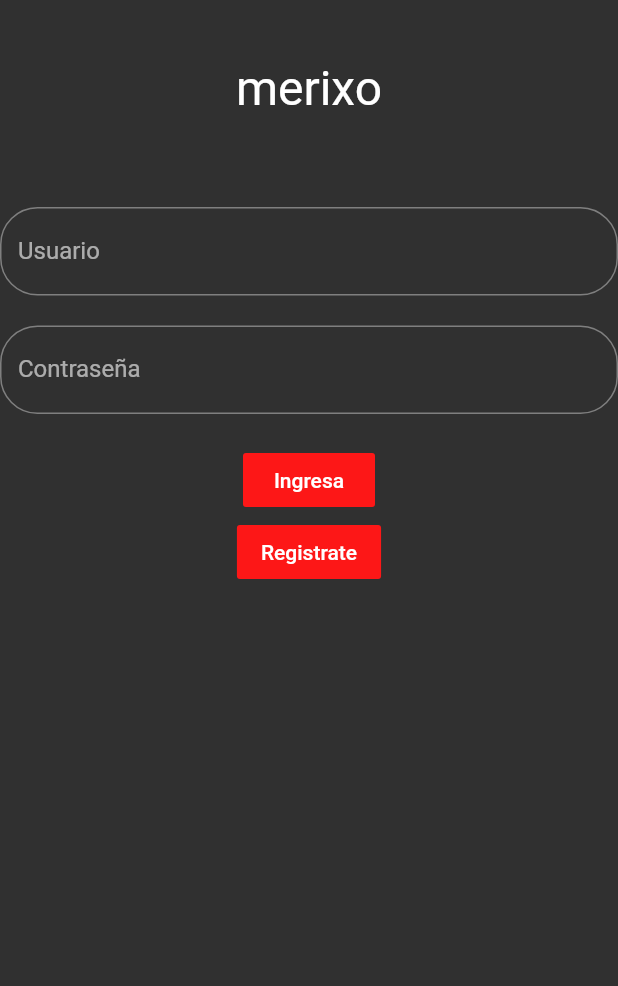
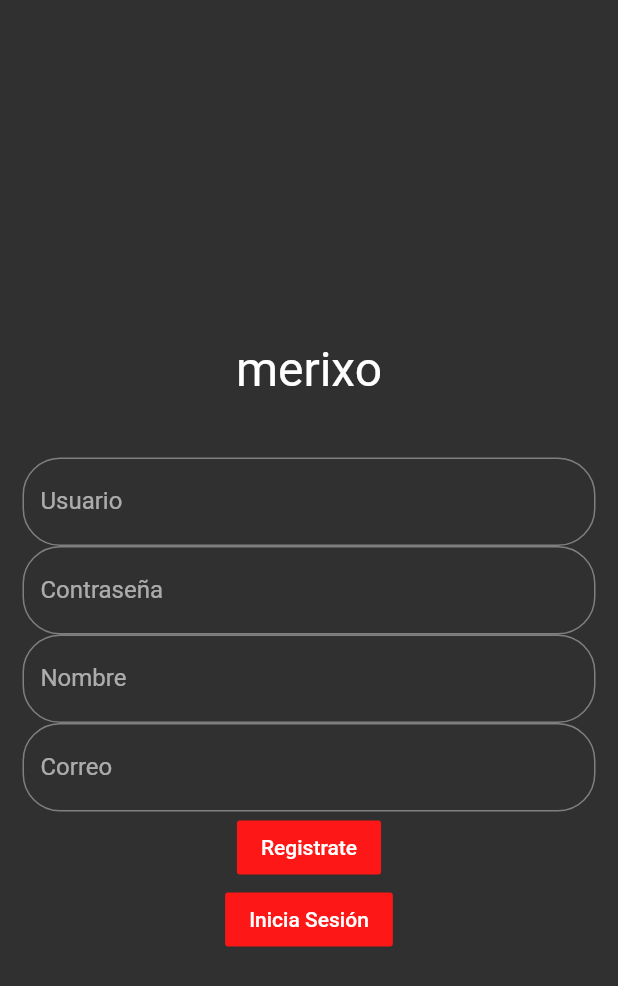
Before and after one commit to slalbertojesus/merixo, a Flutter app: the screen it shows after launch, after a tap on "Ingresa", on a phone screen of 412 x 824 dp. Shown: the top 986 px of the screen. Run offline on Flutter 3.47's test engine with Material 2 defaults, Android fonts, the phone set to English and light mode, and no system bars; Roboto replaces fonts that are missing (GalanoGrotesque, Montserrat, Poppins).

Commit message:
Se añadió ventana para caso de uso Ingresar

```diff
--- a/lib/inicio_sesion.dart
+++ b/lib/inicio_sesion.dart
@@ -1,13 +1,16 @@
 import 'package:flutter/material.dart';
+import 'registro.dart';
+
 
 class InicioSesion extends StatefulWidget {
   InicioSesion({Key key}) : super(key: key);
-
   @override
   _InicioSesionState createState() => new _InicioSesionState();
 }
 
 class _InicioSesionState extends State<InicioSesion> {
+
+
   @override
   Widget build(BuildContext context) {
     return new Scaffold(
@@ -21,36 +24,50 @@ class _InicioSesionState extends State<InicioSesion> {
             style: TextStyle(fontFamily: 'GalanoGrotesque', fontSize: 32)),
       ),
     ),
-          _buildTextField("Usuario"),
-          _buildTextField("Contraseña"),
+    GuiUtils.buildTextField("Usuario"),
+    GuiUtils.buildTextField("Contraseña", "PasswordField"),
     Center(
       child: Column (
           children: <Widget>[
-            _buildButton("Ingresa"),
-            _buildButton("Registrate"),
+      GuiUtils.buildButton("Ingresa", context),
+      GuiUtils.buildButton("Registrate", context),
           ],
       ),
     )
   ]));
   }
 
-  FlatButton _buildButton(String buttonIdentifier){
+        }
+
+class GuiUtils {
+
+  static FlatButton buildButton(String buttonIdentifier, BuildContext context){
+
   FlatButton button = new FlatButton(
     child: Text(
       buttonIdentifier),
       onPressed: () {
-                     //
-                     //
+        Navigator.push(
+              context,
+              MaterialPageRoute(builder: (context) => Registro()),
+            );
       },
       color: Color.fromRGBO(253, 23, 23, 1),
   );
   return button;;
   }
 
-TextField _buildTextField(String textFieldMotive) {
+static TextField buildTextField(String textFieldMotive, [String pass]){
+    bool band = false;
+    if (pass == 'PasswordField'){
+      band = true;
+    }
+    print(band.toString());
     TextField texto = new TextField(
+    obscureText: band,
     decoration: new InputDecoration(
       labelText: textFieldMotive,
+      hintStyle: TextStyle(fontSize: 20.0, color: Colors.redAccent),
       fillColor: Colors.black,
       border: new OutlineInputBorder(
         borderRadius: new BorderRadius.circular(25.0),
@@ -58,13 +75,11 @@ TextField _buildTextField(String textFieldMotive) {
         ),
       ),
     ),
-                      keyboardType: TextInputType.emailAddress,
-                      style: new TextStyle(
+    keyboardType: TextInputType.visiblePassword,
+    style: TextStyle(
       fontFamily: "Poppins",
     ),
-      //decoration: InputDecoration(labelText: textFieldMotive),
     );
     return texto;
     }
-
 }
--- a/lib/main.dart
+++ b/lib/main.dart
@@ -16,16 +16,11 @@ class Merixo extends StatelessWidget {
     return MaterialApp(
       title: "Merixp",
       theme: ThemeData(
-        // Define the default brightness and colors.
         brightness: Brightness.dark,
         primaryColor: Red,
+        cursorColor: Red,
         accentColor: Red,
-
-        // Define the default font family.
         fontFamily: 'Montserrat',
-
-        // Define the default TextTheme. Use this to specify the default
-        // text styling for headlines, titles, bodies of text, and more.
         textTheme: TextTheme(
           headline: TextStyle(fontSize: 72.0, fontWeight: FontWeight.bold),
           title: TextStyle(fontSize: 36.0, fontStyle: FontStyle.italic),
--- a/lib/registro.dart
+++ b/lib/registro.dart
@@ -1,4 +1,5 @@
 import 'package:flutter/material.dart';
+import 'inicio_sesion.dart';
 
 class Registro extends StatefulWidget {
   Registro({Key key}) : super(key: key);
@@ -10,15 +11,35 @@ class Registro extends StatefulWidget {
 
 class _RegistroState extends State<Registro> {
 
+
   @override
   Widget build(BuildContext context) {
-    return new Scaffold(
-      body: _buildList(),
-    );
-  }
-
-  Widget _buildList() {
-    return new Text('Registro');
+    return Scaffold(
+      body: Center(
+      child: ListView(
+        shrinkWrap: true,
+              padding: EdgeInsets.all(15.0),
+      children: <Widget>[
+    Padding(
+      padding: const EdgeInsets.all(40.0),
+      child: Center(
+        child: Text('merixo',
+            style: TextStyle(fontFamily: 'GalanoGrotesque', fontSize: 32)),
+      ),
+    ),
+    GuiUtils.buildTextField("Usuario"),
+    GuiUtils.buildTextField("Contraseña", "PasswordField"),
+    GuiUtils.buildTextField("Nombre"),
+    GuiUtils.buildTextField("Correo"),
+    Center(
+      child: Column (
+          children: <Widget>[
+            GuiUtils.buildButton("Registrate", context),
+            GuiUtils.buildButton("Inicia Sesión", context),
+          ],
+      ),
+    )
+  ])));
   }
 
 }
```
Also changed, not shown: 1 other file. Lines whose indentation alone changed are shown as unchanged.
